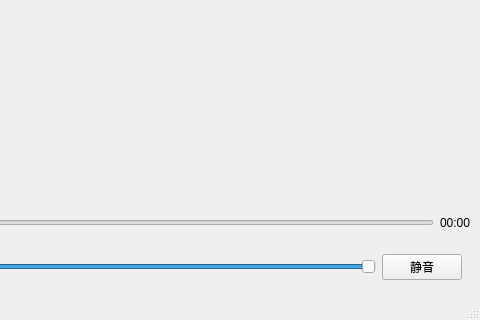
Old version of the form src/ui/mainwindow.ui in the repository xyhez/TinyVideoProcessor; both pictures show x 642 to 1122 and y 473 to 793 of the 1122 by 793 pixel window.
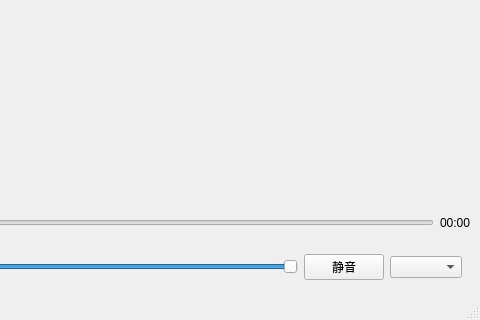
New version of the form.

Commit message:
feat: 增加播放速度 UI 选择控件
- 在 MainWindow UI 控制栏新增 comboBox_speed
- 增加 0.5x、1.0x、1.5x、2.0x 固定速度档位
- 新增 InitializePlaybackSpeedComboBox 初始化播放速度下拉框
- 新增 UpdatePlaybackSpeedComboBox 同步当前播放速度
- 下拉框切换时调用 MediaPlayController::SetPlaybackSpeed
- 监听 PlaybackSpeedChanged 反向同步下拉框状态
- 使用 QSignalBlocker 避免 UI 被动同步时重复触发速度设置
- 保留 1/2/3/4 快捷键切换速度，并保证快捷键后 UI 状态同步
- 保持 MainWindow 只依赖 MediaPlayController，不直接操作 AudioPlayer 或 VideoRender
- 新增 Phase1.4 任务2 播放速度 UI 报告
- 更新 Phase1.4 任务报告和 Phase1 完善功能计划

Diff of the .ui file:
```diff
--- a/src/ui/mainwindow.ui
+++ b/src/ui/mainwindow.ui
@@ -125,6 +125,9 @@
            </property>
           </widget>
          </item>
+         <item>
+          <widget class="QComboBox" name="comboBox_speed"/>
+         </item>
         </layout>
        </widget>
       </item>
```
The commit also changes 5 other files.
